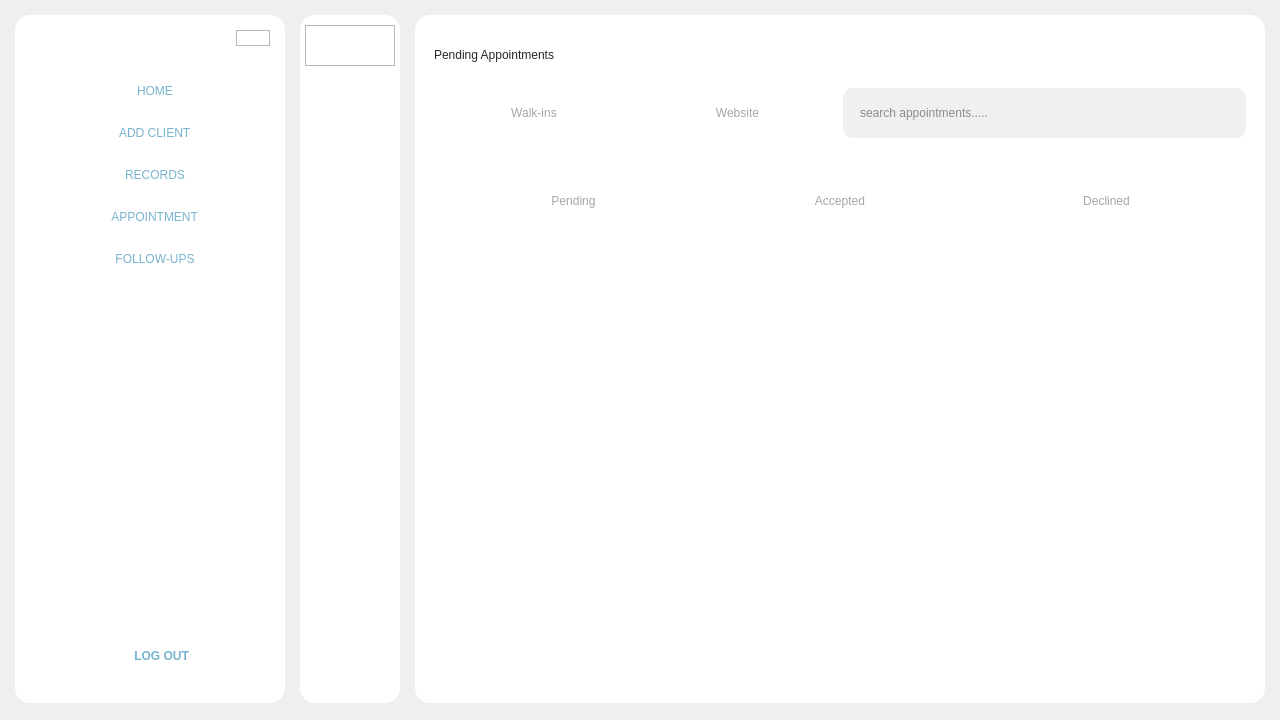
Old version of the form Desktop_Application/Frontend/Home.ui in the repository DreddVDomasian/Petmate-Desktop-Application.
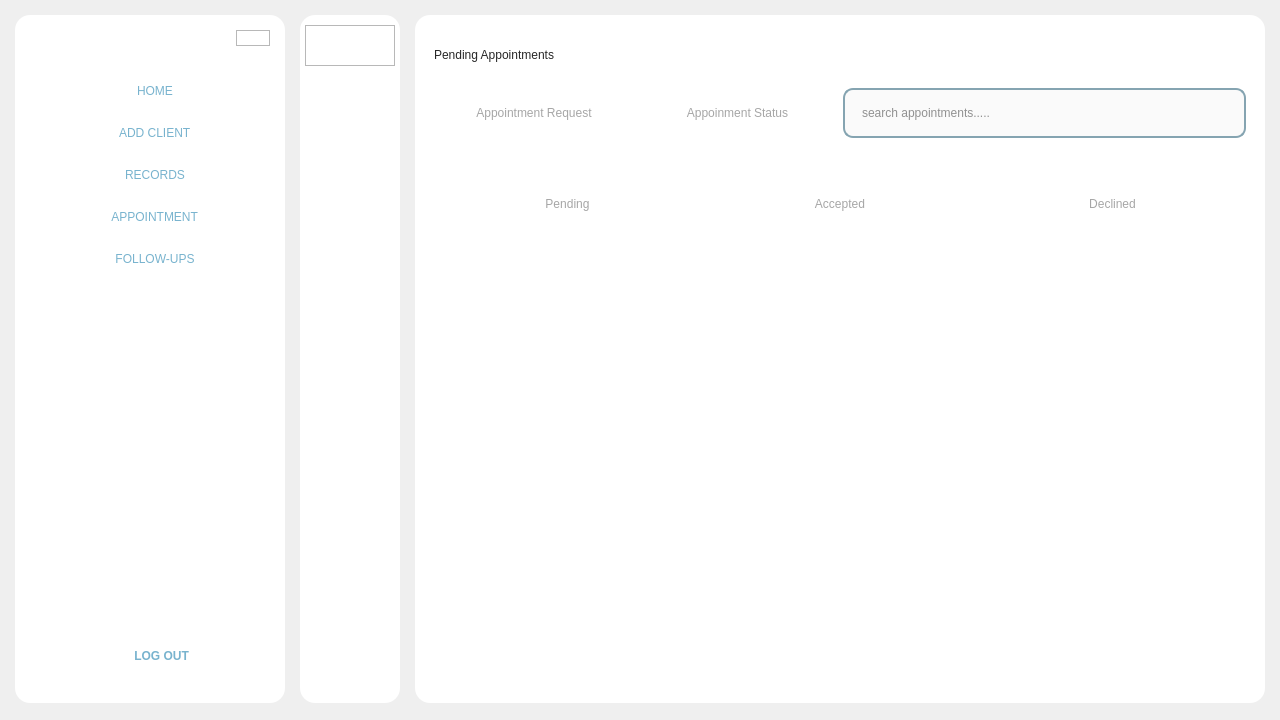
New version of the form. The open tabs and pages were chosen to show the change. Icons and pictures are not drawn.

Commit message: update appointment page

The edit to the form file:
```diff
--- a/Desktop_Application/Frontend/Home.ui
+++ b/Desktop_Application/Frontend/Home.ui
@@ -2805,42 +2805,14 @@
                      <number>0</number>
                     </property>
                     <property name="topMargin">
-                     <number>7</number>
+                     <number>15</number>
                     </property>
                     <property name="rightMargin">
                      <number>0</number>
                     </property>
                     <property name="bottomMargin">
-                     <number>7</number>
+                     <number>15</number>
                     </property>
-                    <item>
-                     <widget class="QPushButton" name="walkInBtn">
-                      <property name="sizePolicy">
-                       <sizepolicy hsizetype="Minimum" vsizetype="Expanding">
-                        <horstretch>0</horstretch>
-                        <verstretch>0</verstretch>
-                       </sizepolicy>
-                      </property>
-                      <property name="minimumSize">
-                       <size>
-                        <width>0</width>
-                        <height>45</height>
-                       </size>
-                      </property>
-                      <property name="maximumSize">
-                       <size>
-                        <width>16777215</width>
-                        <height>60</height>
-                       </size>
-                      </property>
-                      <property name="styleSheet">
-                       <string notr="true"/>
-                      </property>
-                      <property name="text">
-                       <string>Walk-ins</string>
-                      </property>
-                     </widget>
-                    </item>
                     <item>
                      <widget class="QPushButton" name="websiteBtn">
                       <property name="sizePolicy">
@@ -2865,7 +2837,35 @@
                        <string notr="true"/>
                       </property>
                       <property name="text">
-                       <string>Website</string>
+                       <string>Appointment Request</string>
+                      </property>
+                     </widget>
+                    </item>
+                    <item>
+                     <widget class="QPushButton" name="walkInBtn">
+                      <property name="sizePolicy">
+                       <sizepolicy hsizetype="Minimum" vsizetype="Expanding">
+                        <horstretch>0</horstretch>
+                        <verstretch>0</verstretch>
+                       </sizepolicy>
+                      </property>
+                      <property name="minimumSize">
+                       <size>
+                        <width>0</width>
+                        <height>45</height>
+                       </size>
+                      </property>
+                      <property name="maximumSize">
+                       <size>
+                        <width>16777215</width>
+                        <height>60</height>
+                       </size>
+                      </property>
+                      <property name="styleSheet">
+                       <string notr="true"/>
+                      </property>
+                      <property name="text">
+                       <string>Appoinment Status</string>
                       </property>
                      </widget>
                     </item>
@@ -2927,13 +2927,19 @@
                       </property>
                       <property name="styleSheet">
                        <string notr="true">QLineEdit#searchBar_2 {
-    background-color: #F0F0F0;
+    background-color: rgb(250, 250, 250);
     border-top-left-radius: 10px;
  	border-bottom-left-radius: 10px;
     font: 57 12pt &quot;Montserrat Medium&quot;;
     color: rgb(39, 39, 39);
     padding-left: 15px;
-    border: none;
+	border-top:2px solid rgb(133, 164, 177);
+	border-left:2px solid rgb(133, 164, 177);
+	border-bottom:2px solid rgb(133, 164, 177);
+}
+
+QLineEdit#searchBar_2 :focus{
+    background-color: rgb(239, 239, 239);
 }
 </string>
                       </property>
@@ -2958,9 +2964,12 @@
                       </property>
                       <property name="styleSheet">
                        <string notr="true">QFrame#searchButton_2{
-background-color: #F0F0F0;
-border-top-right-radius:10px;
-border-bottom-right-radius:10px;
+	border-top:2px solid rgb(133, 164, 177);
+	border-right:2px solid rgb(133, 164, 177);
+	border-bottom:2px solid rgb(133, 164, 177);
+    background-color: rgb(250, 250, 250);
+	border-top-right-radius:10px;
+	border-bottom-right-radius:10px;
 }
 </string>
                       </property>
@@ -3042,7 +3051,7 @@
 	border-radius:5px;
 }
 QPushButton:checked {
-    background-color:rgb(252, 213, 151);   /* Active bg color */
+    background-color:rgb(124, 181, 208); 
 	border-radius:5px;
     color: rgb(40, 40, 40);                         
 }</string>
@@ -3050,6 +3059,383 @@
                 <property name="currentIndex">
                  <number>0</number>
                 </property>
+                <widget class="QWidget" name="website">
+                 <layout class="QVBoxLayout" name="verticalLayout_16">
+                  <property name="spacing">
+                   <number>0</number>
+                  </property>
+                  <property name="leftMargin">
+                   <number>0</number>
+                  </property>
+                  <property name="topMargin">
+                   <number>0</number>
+                  </property>
+                  <property name="rightMargin">
+                   <number>0</number>
+                  </property>
+                  <property name="bottomMargin">
+                   <number>0</number>
+                  </property>
+                  <item>
+                   <widget class="QFrame" name="AcceptedDeclineBtns">
+                    <property name="sizePolicy">
+                     <sizepolicy hsizetype="Preferred" vsizetype="Expanding">
+                      <horstretch>0</horstretch>
+                      <verstretch>0</verstretch>
+                     </sizepolicy>
+                    </property>
+                    <property name="maximumSize">
+                     <size>
+                      <width>16777215</width>
+                      <height>90</height>
+                     </size>
+                    </property>
+                    <property name="styleSheet">
+                     <string notr="true"/>
+                    </property>
+                    <property name="frameShape">
+                     <enum>QFrame::StyledPanel</enum>
+                    </property>
+                    <property name="frameShadow">
+                     <enum>QFrame::Raised</enum>
+                    </property>
+                    <layout class="QHBoxLayout" name="horizontalLayout_32">
+                     <property name="spacing">
+                      <number>5</number>
+                     </property>
+                     <property name="leftMargin">
+                      <number>0</number>
+                     </property>
+                     <property name="topMargin">
+                      <number>5</number>
+                     </property>
+                     <property name="rightMargin">
+                      <number>0</number>
+                     </property>
+                     <property name="bottomMargin">
+                      <number>5</number>
+                     </property>
+                     <item>
+                      <widget class="QPushButton" name="pendingWebBtn">
+                       <property name="sizePolicy">
+                        <sizepolicy hsizetype="Expanding" vsizetype="Expanding">
+                         <horstretch>0</horstretch>
+                         <verstretch>0</verstretch>
+                        </sizepolicy>
+                       </property>
+                       <property name="maximumSize">
+                        <size>
+                         <width>16777215</width>
+                         <height>60</height>
+                        </size>
+                       </property>
+                       <property name="styleSheet">
+                        <string notr="true"/>
+                       </property>
+                       <property name="text">
+                        <string>Pending</string>
+                       </property>
+                      </widget>
+                     </item>
+                     <item>
+                      <widget class="QPushButton" name="AcceptedBtn">
+                       <property name="sizePolicy">
+                        <sizepolicy hsizetype="Expanding" vsizetype="Expanding">
+                         <horstretch>0</horstretch>
+                         <verstretch>0</verstretch>
+                        </sizepolicy>
+                       </property>
+                       <property name="maximumSize">
+                        <size>
+                         <width>16777215</width>
+                         <height>60</height>
+                        </size>
+                       </property>
+                       <property name="styleSheet">
+                        <string notr="true"/>
+                       </property>
+                       <property name="text">
+                        <string>Accepted</string>
+                       </property>
+                      </widget>
+                     </item>
+                     <item>
+                      <widget class="QPushButton" name="DeclinedBtn">
+                       <property name="sizePolicy">
+                        <sizepolicy hsizetype="Expanding" vsizetype="Expanding">
+                         <horstretch>0</horstretch>
+                         <verstretch>0</verstretch>
+                        </sizepolicy>
+                       </property>
+                       <property name="maximumSize">
+                        <size>
+                         <width>16777215</width>
+                         <height>60</height>
+                        </size>
+                       </property>
+                       <property name="styleSheet">
+                        <string notr="true"/>
+                       </property>
+                       <property name="text">
+                        <string>Declined</string>
+                       </property>
+                      </widget>
+                     </item>
+                    </layout>
+                   </widget>
+                  </item>
+                  <item>
+                   <widget class="QStackedWidget" name="webAppointmentStackWidget">
+                    <property name="sizePolicy">
+                     <sizepolicy hsizetype="Preferred" vsizetype="Expanding">
+                      <horstretch>0</horstretch>
+                      <verstretch>0</verstretch>
+                     </sizepolicy>
+                    </property>
+                    <property name="minimumSize">
+                     <size>
+                      <width>0</width>
+                      <height>440</height>
+                     </size>
+                    </property>
+                    <property name="styleSheet">
+                     <string notr="true">QScrollArea{
+	border:none;
+
+}
+QScrollArea QScrollBar:vertical {
+    background: transparent;
+    width: 10px;
+    margin: 0px;
+}
+
+QScrollArea QScrollBar::handle:vertical {
+    background-color: rgb(129, 191, 218);
+    border-radius: 5px;
+    min-height: 120px;
+	min-height: 200px;
+}
+
+QScrollAreaa QScrollBar::handle:vertical:hover {
+    background-color: rgb(86, 127, 145);
+}
+
+QScrollArea QScrollBar::add-line:vertical,
+QScrollArea QScrollBar::sub-line:vertical {
+    height: 0px;
+    background: none;
+    border: none;
+}
+
+QScrollArea QScrollBar::groove:vertical {
+    background: transparent;
+    border: none;
+    border-radius: 0px;
+}
+
+
+QScrollArea QScrollBar:horizontal {
+    background: transparent;
+    height: 10px; /* horizontal thickness */
+    margin: 0px;
+}
+
+#walkInScrollArea QScrollBar::handle:horizontal {
+    background-color: rgb(129, 191, 218);
+    border-radius: 5px;
+    height: 10px; /* same as scrollbar height */
+}
+
+QScrollArea QScrollBar::add-line:horizontal,
+QScrollArea QScrollBar::sub-line:horizontal {
+    width: 0px; /* hide buttons */
+    height: 0px;
+    background: none;
+    border: none;
+}
+
+QScrollArea QScrollBar::groove:horizontal {
+    background: transparent;
+    border: none;
+}
+
+</string>
+                    </property>
+                    <property name="currentIndex">
+                     <number>2</number>
+                    </property>
+                    <widget class="QWidget" name="webAppPending">
+                     <layout class="QVBoxLayout" name="verticalLayout_28">
+                      <property name="spacing">
+                       <number>0</number>
+                      </property>
+                      <property name="leftMargin">
+                       <number>0</number>
+                      </property>
+                      <property name="topMargin">
+                       <number>0</number>
+                      </property>
+                      <property name="rightMargin">
+                       <number>0</number>
+                      </property>
+                      <property name="bottomMargin">
+                       <number>0</number>
+                      </property>
+                      <item>
+                       <widget class="QScrollArea" name="scrollArea_7">
+                        <property name="widgetResizable">
+                         <bool>true</bool>
+                        </property>
+                        <property name="alignment">
+                         <set>Qt::AlignLeading|Qt::AlignLeft|Qt::AlignTop</set>
+                        </property>
+                        <widget class="QWidget" name="scrollAreaWebAppPending">
+                         <property name="geometry">
+                          <rect>
+                           <x>0</x>
+                           <y>0</y>
+                           <width>796</width>
+                           <height>440</height>
+                          </rect>
+                         </property>
+                         <property name="sizePolicy">
+                          <sizepolicy hsizetype="Expanding" vsizetype="Expanding">
+                           <horstretch>0</horstretch>
+                           <verstretch>0</verstretch>
+                          </sizepolicy>
+                         </property>
+                         <layout class="QVBoxLayout" name="verticalLayout_42">
+                          <property name="leftMargin">
+                           <number>0</number>
+                          </property>
+                          <property name="topMargin">
+                           <number>0</number>
+                          </property>
+                          <property name="rightMargin">
+                           <number>0</number>
+                          </property>
+                          <property name="bottomMargin">
+                           <number>0</number>
+                          </property>
+                         </layout>
+                        </widget>
+                       </widget>
+                      </item>
+                     </layout>
+                    </widget>
+                    <widget class="QWidget" name="webAppAccepted">
+                     <layout class="QVBoxLayout" name="verticalLayout_40">
+                      <property name="spacing">
+                       <number>0</number>
+                      </property>
+                      <property name="leftMargin">
+                       <number>0</number>
+                      </property>
+                      <property name="topMargin">
+                       <number>0</number>
+                      </property>
+                      <property name="rightMargin">
+                       <number>0</number>
+                      </property>
+                      <property name="bottomMargin">
+                       <number>0</number>
+                      </property>
+                      <item>
+                       <widget class="QScrollArea" name="scrollArea_8">
+                        <property name="widgetResizable">
+                         <bool>true</bool>
+                        </property>
+                        <property name="alignment">
+                         <set>Qt::AlignLeading|Qt::AlignLeft|Qt::AlignTop</set>
+                        </property>
+                        <widget class="QWidget" name="scrollAreaWebAppAccepted">
+                         <property name="geometry">
+                          <rect>
+                           <x>0</x>
+                           <y>0</y>
+                           <width>796</width>
+                           <height>440</height>
+                          </rect>
+                         </property>
+                         <layout class="QVBoxLayout" name="verticalLayout_43">
+                          <property name="leftMargin">
+                           <number>0</number>
+                          </property>
+                          <property name="topMargin">
+                           <number>0</number>
+                          </property>
+                          <property name="rightMargin">
+                           <number>0</number>
+                          </property>
+                          <property name="bottomMargin">
+                           <number>0</number>
+                          </property>
+                         </layout>
+                        </widget>
+                       </widget>
+                      </item>
+                     </layout>
+                    </widget>
+                    <widget class="QWidget" name="webAppDeclined">
+                     <layout class="QVBoxLayout" name="verticalLayout_41">
+                      <property name="spacing">
+                       <number>0</number>
+                      </property>
+                      <property name="leftMargin">
+                       <number>0</number>
+                      </property>
+                      <property name="topMargin">
+                       <number>0</number>
+                      </property>
+                      <property name="rightMargin">
+                       <number>0</number>
+                      </property>
+                      <property name="bottomMargin">
+                       <number>0</number>
+                      </property>
+                      <item>
+                       <widget class="QScrollArea" name="scrollArea_9">
+                        <property name="styleSheet">
+                         <string notr="true"/>
+                        </property>
+                        <property name="widgetResizable">
+                         <bool>true</bool>
+                        </property>
+                        <property name="alignment">
+                         <set>Qt::AlignLeading|Qt::AlignLeft|Qt::AlignTop</set>
+                        </property>
+                        <widget class="QWidget" name="scrollAreaWebAppDeclined">
+                         <property name="geometry">
+                          <rect>
+                           <x>0</x>
+                           <y>0</y>
+                           <width>814</width>
+                           <height>440</height>
+                          </rect>
+                         </property>
+                         <layout class="QVBoxLayout" name="verticalLayout_44">
+                          <property name="leftMargin">
+                           <number>0</number>
+                          </property>
+                          <property name="topMargin">
+                           <number>0</number>
+                          </property>
+                          <property name="rightMargin">
+                           <number>0</number>
+                          </property>
+                          <property name="bottomMargin">
+                           <number>0</number>
+                          </property>
+                         </layout>
+                        </widget>
+                       </widget>
+                      </item>
+                     </layout>
+                    </widget>
+                   </widget>
+                  </item>
+                 </layout>
+                </widget>
                 <widget class="QWidget" name="walkIn">
                  <property name="sizePolicy">
                   <sizepolicy hsizetype="Expanding" vsizetype="Expanding">
@@ -3671,368 +4057,6 @@
                   </item>
                  </layout>
                 </widget>
-                <widget class="QWidget" name="website">
-                 <layout class="QVBoxLayout" name="verticalLayout_16">
-                  <item>
-                   <widget class="QFrame" name="AcceptedDeclineBtns">
-                    <property name="sizePolicy">
-                     <sizepolicy hsizetype="Preferred" vsizetype="Expanding">
-                      <horstretch>0</horstretch>
-                      <verstretch>0</verstretch>
-                     </sizepolicy>
-                    </property>
-                    <property name="maximumSize">
-                     <size>
-                      <width>16777215</width>
-                      <height>90</height>
-                     </size>
-                    </property>
-                    <property name="styleSheet">
-                     <string notr="true"/>
-                    </property>
-                    <property name="frameShape">
-                     <enum>QFrame::StyledPanel</enum>
-                    </property>
-                    <property name="frameShadow">
-                     <enum>QFrame::Raised</enum>
-                    </property>
-                    <layout class="QHBoxLayout" name="horizontalLayout_32">
-                     <property name="spacing">
-                      <number>5</number>
-                     </property>
-                     <property name="leftMargin">
-                      <number>0</number>
-                     </property>
-                     <property name="topMargin">
-                      <number>5</number>
-                     </property>
-                     <property name="rightMargin">
-                      <number>0</number>
-                     </property>
-                     <property name="bottomMargin">
-                      <number>5</number>
-                     </property>
-                     <item>
-                      <widget class="QPushButton" name="pendingWebBtn">
-                       <property name="sizePolicy">
-                        <sizepolicy hsizetype="Expanding" vsizetype="Expanding">
-                         <horstretch>0</horstretch>
-                         <verstretch>0</verstretch>
-                        </sizepolicy>
-                       </property>
-                       <property name="maximumSize">
-                        <size>
-                         <width>16777215</width>
-                         <height>60</height>
-                        </size>
-                       </property>
-                       <property name="styleSheet">
-                        <string notr="true"/>
-                       </property>
-                       <property name="text">
-                        <string>Pending</string>
-                       </property>
-                      </widget>
-                     </item>
-                     <item>
-                      <widget class="QPushButton" name="AcceptedBtn">
-                       <property name="sizePolicy">
-                        <sizepolicy hsizetype="Expanding" vsizetype="Expanding">
-                         <horstretch>0</horstretch>
-                         <verstretch>0</verstretch>
-                        </sizepolicy>
-                       </property>
-                       <property name="maximumSize">
-                        <size>
-                         <width>16777215</width>
-                         <height>60</height>
-                        </size>
-                       </property>
-                       <property name="styleSheet">
-                        <string notr="true"/>
-                       </property>
-                       <property name="text">
-                        <string>Accepted</string>
-                       </property>
-                      </widget>
-                     </item>
-                     <item>
-                      <widget class="QPushButton" name="DeclinedBtn">
-                       <property name="sizePolicy">
-                        <sizepolicy hsizetype="Expanding" vsizetype="Expanding">
-                         <horstretch>0</horstretch>
-                         <verstretch>0</verstretch>
-                        </sizepolicy>
-                       </property>
-                       <property name="maximumSize">
-                        <size>
-                         <width>16777215</width>
-                         <height>60</height>
-                        </size>
-                       </property>
-                       <property name="styleSheet">
-                        <string notr="true"/>
-                       </property>
-                       <property name="text">
-                        <string>Declined</string>
-                       </property>
-                      </widget>
-                     </item>
-                    </layout>
-                   </widget>
-                  </item>
-                  <item>
-                   <widget class="QStackedWidget" name="webAppointmentStackWidget">
-                    <property name="sizePolicy">
-                     <sizepolicy hsizetype="Preferred" vsizetype="Expanding">
-                      <horstretch>0</horstretch>
-                      <verstretch>0</verstretch>
-                     </sizepolicy>
-                    </property>
-                    <property name="minimumSize">
-                     <size>
-                      <width>0</width>
-                      <height>440</height>
-                     </size>
-                    </property>
-                    <property name="styleSheet">
-                     <string notr="true">QScrollArea{
-	border:none;
-
-}
-QScrollArea QScrollBar:vertical {
-    background: transparent;
-    width: 10px;
-    margin: 0px;
-}
-
-QScrollArea QScrollBar::handle:vertical {
-    background-color: rgb(129, 191, 218);
-    border-radius: 5px;
-    min-height: 120px;
-	min-height: 200px;
-}
-
-QScrollAreaa QScrollBar::handle:vertical:hover {
-    background-color: rgb(86, 127, 145);
-}
-
-QScrollArea QScrollBar::add-line:vertical,
-QScrollArea QScrollBar::sub-line:vertical {
-    height: 0px;
-    background: none;
-    border: none;
-}
-
-QScrollArea QScrollBar::groove:vertical {
-    background: transparent;
-    border: none;
-    border-radius: 0px;
-}
-
-
-QScrollArea QScrollBar:horizontal {
-    background: transparent;
-    height: 10px; /* horizontal thickness */
-    margin: 0px;
-}
-
-#walkInScrollArea QScrollBar::handle:horizontal {
-    background-color: rgb(129, 191, 218);
-    border-radius: 5px;
-    height: 10px; /* same as scrollbar height */
-}
-
-QScrollArea QScrollBar::add-line:horizontal,
-QScrollArea QScrollBar::sub-line:horizontal {
-    width: 0px; /* hide buttons */
-    height: 0px;
-    background: none;
-    border: none;
-}
-
-QScrollArea QScrollBar::groove:horizontal {
-    background: transparent;
-    border: none;
-}
-
-</string>
-                    </property>
-                    <property name="currentIndex">
-                     <number>1</number>
-                    </property>
-                    <widget class="QWidget" name="webAppPending">
-                     <layout class="QVBoxLayout" name="verticalLayout_28">
-                      <property name="spacing">
-                       <number>0</number>
-                      </property>
-                      <property name="leftMargin">
-                       <number>0</number>
-                      </property>
-                      <property name="topMargin">
-                       <number>0</number>
-                      </property>
-                      <property name="rightMargin">
-                       <number>0</number>
-                      </property>
-                      <property name="bottomMargin">
-                       <number>0</number>
-                      </property>
-                      <item>
-                       <widget class="QScrollArea" name="scrollArea_7">
-                        <property name="widgetResizable">
-                         <bool>true</bool>
-                        </property>
-                        <property name="alignment">
-                         <set>Qt::AlignLeading|Qt::AlignLeft|Qt::AlignTop</set>
-                        </property>
-                        <widget class="QWidget" name="scrollAreaWebAppPending">
-                         <property name="geometry">
-                          <rect>
-                           <x>0</x>
-                           <y>0</y>
-                           <width>100</width>
-                           <height>30</height>
-                          </rect>
-                         </property>
-                         <property name="sizePolicy">
-                          <sizepolicy hsizetype="Expanding" vsizetype="Expanding">
-                           <horstretch>0</horstretch>
-                           <verstretch>0</verstretch>
-                          </sizepolicy>
-                         </property>
-                         <layout class="QVBoxLayout" name="verticalLayout_42">
-                          <property name="leftMargin">
-                           <number>0</number>
-                          </property>
-                          <property name="topMargin">
-                           <number>0</number>
-                          </property>
-                          <property name="rightMargin">
-                           <number>0</number>
-                          </property>
-                          <property name="bottomMargin">
-                           <number>0</number>
-                          </property>
-                         </layout>
-                        </widget>
-                       </widget>
-                      </item>
-                     </layout>
-                    </widget>
-                    <widget class="QWidget" name="webAppAccepted">
-                     <layout class="QVBoxLayout" name="verticalLayout_40">
-                      <property name="spacing">
-                       <number>0</number>
-                      </property>
-                      <property name="leftMargin">
-                       <number>0</number>
-                      </property>
-                      <property name="topMargin">
-                       <number>0</number>
-                      </property>
-                      <property name="rightMargin">
-                       <number>0</number>
-                      </property>
-                      <property name="bottomMargin">
-                       <number>0</number>
-                      </property>
-                      <item>
-                       <widget class="QScrollArea" name="scrollArea_8">
-                        <property name="widgetResizable">
-                         <bool>true</bool>
-                        </property>
-                        <property name="alignment">
-                         <set>Qt::AlignLeading|Qt::AlignLeft|Qt::AlignTop</set>
-                        </property>
-                        <widget class="QWidget" name="scrollAreaWebAppAccepted">
-                         <property name="geometry">
-                          <rect>
-                           <x>0</x>
-                           <y>0</y>
-                           <width>796</width>
-                           <height>440</height>
-                          </rect>
-                         </property>
-                         <layout class="QVBoxLayout" name="verticalLayout_43">
-                          <property name="leftMargin">
-                           <number>0</number>
-                          </property>
-                          <property name="topMargin">
-                           <number>0</number>
-                          </property>
-                          <property name="rightMargin">
-                           <number>0</number>
-                          </property>
-                          <property name="bottomMargin">
-                           <number>0</number>
-                          </property>
-                         </layout>
-                        </widget>
-                       </widget>
-                      </item>
-                     </layout>
-                    </widget>
-                    <widget class="QWidget" name="webAppDeclined">
-                     <layout class="QVBoxLayout" name="verticalLayout_41">
-                      <property name="spacing">
-                       <number>0</number>
-                      </property>
-                      <property name="leftMargin">
-                       <number>0</number>
-                      </property>
-                      <property name="topMargin">
-                       <number>0</number>
-                      </property>
-                      <property name="rightMargin">
-                       <number>0</number>
-                      </property>
-                      <property name="bottomMargin">
-                       <number>0</number>
-                      </property>
-                      <item>
-                       <widget class="QScrollArea" name="scrollArea_9">
-                        <property name="styleSheet">
-                         <string notr="true"/>
-                        </property>
-                        <property name="widgetResizable">
-                         <bool>true</bool>
-                        </property>
-                        <property name="alignment">
-                         <set>Qt::AlignLeading|Qt::AlignLeft|Qt::AlignTop</set>
-                        </property>
-                        <widget class="QWidget" name="scrollAreaWebAppDeclined">
-                         <property name="geometry">
-                          <rect>
-                           <x>0</x>
-                           <y>0</y>
-                           <width>100</width>
-                           <height>30</height>
-                          </rect>
-                         </property>
-                         <layout class="QVBoxLayout" name="verticalLayout_44">
-                          <property name="leftMargin">
-                           <number>0</number>
-                          </property>
-                          <property name="topMargin">
-                           <number>0</number>
-                          </property>
-                          <property name="rightMargin">
-                           <number>0</number>
-                          </property>
-                          <property name="bottomMargin">
-                           <number>0</number>
-                          </property>
-                         </layout>
-                        </widget>
-                       </widget>
-                      </item>
-                     </layout>
-                    </widget>
-                   </widget>
-                  </item>
-                 </layout>
-                </widget>
                </widget>
               </item>
              </layout>
```
Left out of the diff: 40 changed lines with no effect on the pictures. The commit also changes 1 other file.
